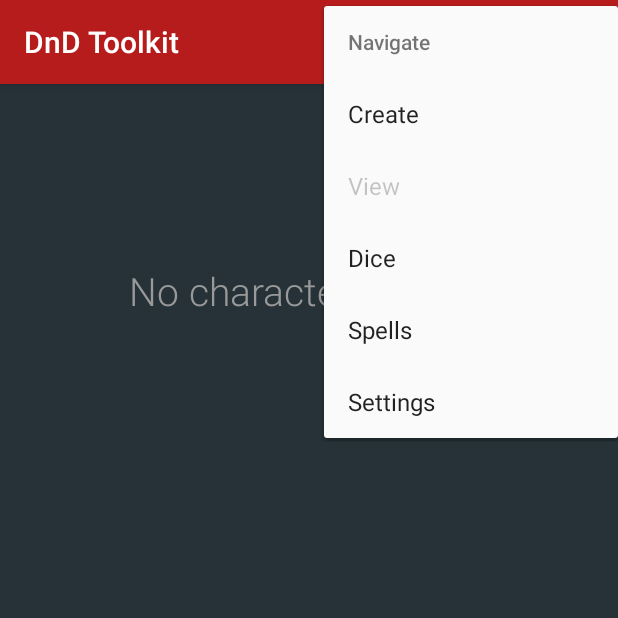
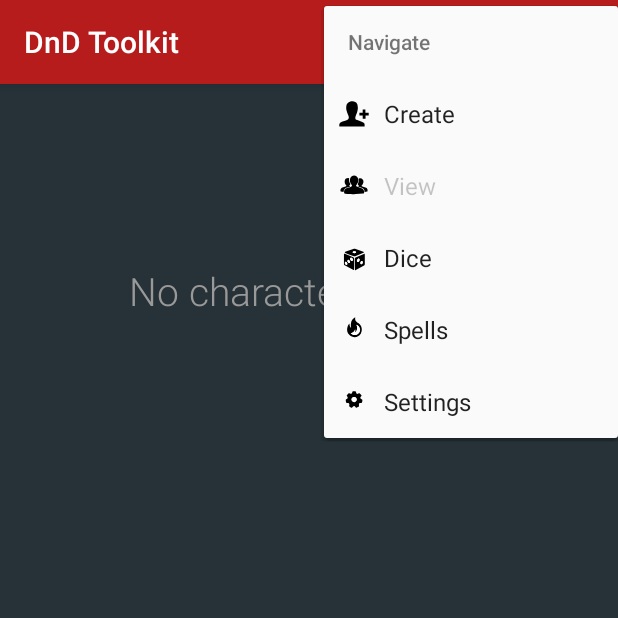
Before and after one commit to MikeLarsenW/DnDApp, an Android app: the CharacterList screen opened directly, with no data from a screen before it, in the options menu, after a tap on "Navigate", on a phone screen of 412 x 824 dp, the top half of it. Run offline under Robolectric (Android 15) with nearby library versions, the phone set to English and light mode, and no system bars; Roboto replaces fonts that are not available here.

Commit message:
Added icons to the navigate menu

```diff
--- /dev/null
+++ b/app/src/main/res/drawable/ic_add_character_icon.xml
@@ -0,0 +1,12 @@
+<vector xmlns:android="http://schemas.android.com/apk/res/android"
+    android:width="24dp"
+    android:height="24dp"
+    android:viewportWidth="24"
+    android:viewportHeight="24">
+  <path
+      android:fillColor="#FF000000"
+      android:pathData="M2.2,19.7c-0.1,-1.9 1.4,-2.3 2.7,-2.8c0.8,-0.3 1.6,-0.6 2.5,-0.9c1.2,-0.4 1.4,-1.6 0.9,-2.8c-0.6,-1.3 -1.1,-2.6 -1.4,-4c-0.2,-0.8 -0.1,-1.7 0,-2.5c0.1,-1.5 1.1,-2.6 2.7,-3c1.9,-0.4 3.8,0 4.6,1.8c0.2,0.5 0.2,1.2 0.3,1.8c0.1,0.5 0.1,1.1 0,1.6c0,0.5 -0.2,1 -0.3,1.4c-0.1,0.5 -0.3,1 -0.5,1.5c-0.2,0.4 -0.4,0.9 -0.5,1.3c-0.1,0.3 -0.3,0.7 -0.3,1c-0.1,1.3 0.1,1.5 1.3,1.9c1.1,0.4 2.3,0.8 3.3,1.3c1.7,0.8 1.6,1 1.6,3.1c-5.6,0 -11.2,0 -16.8,0C2.2,20.2 2.2,20 2.2,19.7z"/>
+  <path
+      android:fillColor="#FF000000"
+      android:pathData="M17.8,11.1c0,-0.8 0,-1.4 0,-2.1c0.6,0 1.2,0 1.8,0c0,0.7 0,1.4 0,2.2c0.7,0 1.4,0 2.2,0c0,0.6 0,1.2 0,1.8c-0.7,0 -1.4,0 -2.1,0c0,0.8 0,1.5 0,2.2c-0.7,0 -1.2,0 -1.9,0c0,-0.7 0,-1.4 0,-2.2c-0.8,0 -1.4,0 -2.2,0c0,-0.6 0,-1.2 0,-1.9C16.4,11.1 17.1,11.1 17.8,11.1z"/>
+</vector>
--- /dev/null
+++ b/app/src/main/res/drawable/ic_dice_icon.xml
@@ -0,0 +1,33 @@
+<vector xmlns:android="http://schemas.android.com/apk/res/android"
+    android:width="24dp"
+    android:height="24dp"
+    android:viewportWidth="24"
+    android:viewportHeight="24">
+  <path
+      android:fillColor="#FF000000"
+      android:pathData="M12.5,16c0,-1.2 0,-2.4 0,-3.5c0,-0.5 0.2,-0.7 0.6,-0.9c1.8,-0.8 3.6,-1.5 5.5,-2.3c0.5,-0.2 0.6,-0.2 0.6,0.4c0,2.1 0,4.3 0,6.4c0,0.4 -0.2,0.7 -0.5,0.9c-1.8,1 -3.7,2 -5.5,3c-0.5,0.3 -0.6,0.2 -0.6,-0.4C12.5,18.3 12.5,17.2 12.5,16zM14.9,12.4c-0.2,0.2 -0.5,0.4 -0.7,0.8c-0.2,0.3 -0.3,0.8 -0.1,1.2c0.2,0.3 0.5,0.3 0.8,0.2c0.5,-0.2 0.9,-0.9 0.9,-1.5C15.7,12.8 15.6,12.5 14.9,12.4zM17.9,14.6c-0.1,-0.1 -0.2,-0.4 -0.3,-0.5c-0.2,-0.1 -0.5,0 -0.7,0.1c-0.5,0.3 -0.7,0.8 -0.6,1.3c0,0.5 0.5,0.8 1,0.5C17.7,15.8 17.9,15.3 17.9,14.6z"/>
+  <path
+      android:fillColor="#FF000000"
+      android:pathData="M12,16c0,1.2 0,2.4 0,3.6c0,0.5 -0.1,0.6 -0.6,0.3c-1.9,-1 -3.8,-2 -5.6,-3c-0.3,-0.2 -0.5,-0.4 -0.5,-0.8c0,-2.2 0,-4.3 0,-6.5c0,-0.5 0.1,-0.6 0.6,-0.4c1.9,0.8 3.7,1.6 5.6,2.3c0.4,0.2 0.5,0.4 0.5,0.8C12,13.6 12,14.8 12,16zM11.4,13.3c-0.1,-0.6 -0.4,-1.1 -0.9,-1.4c-0.5,-0.3 -1,0 -1,0.6c0,0.6 0.2,1 0.7,1.3c0.2,0.1 0.6,0.2 0.8,0.1C11.1,13.9 11.2,13.6 11.4,13.3zM7.5,14c0.3,0.4 0.5,0.8 0.8,1.2c0.1,0.1 0.5,0.2 0.7,0.1c0.2,-0.1 0.4,-0.5 0.3,-0.7c-0.1,-0.4 -0.4,-0.8 -0.6,-1.2c-0.1,-0.2 -0.5,-0.2 -0.7,-0.1C7.8,13.4 7.7,13.7 7.5,14zM7.6,16c-0.1,-0.6 -0.3,-1 -0.8,-1.3c-0.4,-0.3 -0.8,-0.1 -0.9,0.4c-0.1,0.5 0.1,1 0.5,1.3c0.2,0.2 0.6,0.3 0.8,0.2C7.4,16.6 7.5,16.2 7.6,16z"/>
+  <path
+      android:fillColor="#FF000000"
+      android:pathData="M12.3,5.8c0.1,0 0.3,0.1 0.4,0.1c1.8,0.6 3.7,1.3 5.5,1.9c0.2,0.1 0.3,0.2 0.5,0.4c-0.1,0.1 -0.3,0.3 -0.4,0.3c-1.8,0.8 -3.7,1.5 -5.5,2.3c-0.2,0.1 -0.6,0.1 -0.8,0C10,10.1 8.1,9.3 6.2,8.6C6.1,8.5 5.9,8.3 5.8,8.2C5.9,8.1 6,8 6.2,7.9c1.9,-0.7 3.8,-1.4 5.8,-2C12,5.8 12.1,5.8 12.3,5.8zM12.2,8.8c0.3,-0.1 0.6,-0.1 1,-0.3c0.1,0 0.3,-0.2 0.2,-0.3c0,-0.1 -0.1,-0.3 -0.2,-0.4c-0.6,-0.3 -1.3,-0.3 -1.9,0c-0.3,0.2 -0.3,0.5 0,0.7C11.6,8.7 11.9,8.7 12.2,8.8z"/>
+  <path
+      android:pathData="M14.9,12.4c0.6,0 0.8,0.3 0.8,0.7c0.1,0.5 -0.4,1.2 -0.9,1.5c-0.3,0.1 -0.6,0.1 -0.8,-0.2c-0.2,-0.4 -0.2,-0.8 0.1,-1.2C14.4,12.9 14.7,12.6 14.9,12.4z"
+      android:fillColor="#FFFFFF"/>
+  <path
+      android:pathData="M17.9,14.6c0,0.7 -0.3,1.2 -0.7,1.4c-0.5,0.3 -0.9,0.1 -1,-0.5c0,-0.5 0.2,-1 0.6,-1.3c0.2,-0.1 0.5,-0.2 0.7,-0.1C17.8,14.2 17.9,14.5 17.9,14.6z"
+      android:fillColor="#FFFFFF"/>
+  <path
+      android:pathData="M11.4,13.3c-0.2,0.2 -0.3,0.5 -0.5,0.6c-0.2,0.1 -0.6,0 -0.8,-0.1c-0.5,-0.3 -0.7,-0.7 -0.7,-1.3c0,-0.6 0.5,-0.9 1,-0.6C11,12.2 11.3,12.8 11.4,13.3z"
+      android:fillColor="#FFFFFF"/>
+  <path
+      android:pathData="M7.5,14c0.2,-0.3 0.3,-0.6 0.5,-0.7c0.2,-0.1 0.6,0 0.7,0.1c0.3,0.3 0.5,0.8 0.6,1.2c0.1,0.2 -0.1,0.6 -0.3,0.7c-0.2,0.1 -0.6,0 -0.7,-0.1C8,14.9 7.8,14.5 7.5,14z"
+      android:fillColor="#FFFFFF"/>
+  <path
+      android:pathData="M7.6,16c-0.1,0.2 -0.2,0.6 -0.4,0.6c-0.2,0.1 -0.6,0 -0.8,-0.2c-0.4,-0.3 -0.6,-0.8 -0.5,-1.3c0.1,-0.5 0.5,-0.7 0.9,-0.4C7.3,15 7.5,15.4 7.6,16z"
+      android:fillColor="#FFFFFF"/>
+  <path
+      android:pathData="M12.2,8.8c-0.3,-0.1 -0.6,-0.1 -0.9,-0.3c-0.3,-0.2 -0.3,-0.5 0,-0.7c0.6,-0.3 1.3,-0.3 1.9,0c0.1,0.1 0.2,0.2 0.2,0.4c0,0.1 -0.1,0.3 -0.2,0.3C12.8,8.7 12.5,8.7 12.2,8.8z"
+      android:fillColor="#FFFFFF"/>
+</vector>
--- /dev/null
+++ b/app/src/main/res/drawable/ic_settings_icon.xml
@@ -0,0 +1,15 @@
+<vector xmlns:android="http://schemas.android.com/apk/res/android"
+    android:width="24dp"
+    android:height="24dp"
+    android:viewportWidth="24"
+    android:viewportHeight="24">
+  <path
+      android:pathData="M13.6,8.5c1.3,0.4 2.3,1.7 2.3,3.2c0.1,1.7 -1,3.1 -2.4,3.5c-1.5,0.4 -2.8,0.1 -3.7,-1c1.4,-0.3 2.4,-1.2 2.9,-2.5c0,0 0.1,0 0.1,0.1c-0.1,0.6 -0.2,1.3 -0.3,1.9c0.3,0 0.9,-0.7 1.2,-1.3c0.3,-0.6 0.5,-1.3 0.3,-2C14.1,9.7 13.8,9.1 13.6,8.5z"
+      android:fillColor="#FFFFFF"/>
+  <path
+      android:fillColor="#FF000000"
+      android:pathData="M8.7,14.9c0.1,-0.4 0.1,-0.7 0.2,-1.1c0.1,-0.8 -0.3,-1.2 -1.1,-1.2c-1,0 -1,0 -1.2,-1c-0.2,-1.2 -0.2,-1.2 0.8,-1.7c0.4,-0.2 0.5,-0.8 0.3,-1.2C7.7,8.6 7.6,8.4 7.5,8.3C7,7.9 7.1,7.6 7.5,7.2c0.2,-0.1 0.3,-0.3 0.4,-0.5C8.4,6.1 8.5,6 9.3,6.4c0.8,0.4 1.3,0.1 1.5,-0.7c0.2,-0.8 0.2,-0.8 1,-0.8c0.2,0 0.5,0 0.7,0c0.7,0 0.7,0 0.9,0.7c0.1,0.3 0,0.6 0.4,0.8c0.4,0.3 0.7,0.2 1.1,0c0.7,-0.4 0.8,-0.4 1.3,0.3c0.3,0.3 0.6,0.7 0.9,1c-0.2,0.3 -0.4,0.6 -0.6,0.8C16,9.2 16.1,9.7 16.8,10c0.9,0.5 0.9,0.5 0.7,1.6c0,0 0,0.1 0,0.1c-0.2,1 -0.2,1 -1.2,1c-0.8,0 -1.1,0.4 -1,1.2c0,0.1 0,0.2 0,0.3c0.1,0.8 0.1,0.8 -0.7,1.2c-0.3,0.1 -0.5,0.3 -0.8,0.4c-0.1,0 -0.4,0 -0.5,-0.1c-0.2,-0.2 -0.4,-0.4 -0.5,-0.6c-0.5,-0.6 -1.1,-0.4 -1.6,0.1c-0.6,0.7 -0.6,0.7 -1.4,0.4C9.5,15.3 9.1,15.1 8.7,14.9zM13.8,10.4c0,-0.9 -0.8,-1.8 -1.7,-1.7c-1,0 -1.7,0.8 -1.7,1.7c0,0.9 0.9,1.7 1.8,1.7C13,12.1 13.8,11.3 13.8,10.4z"/>
+  <path
+      android:pathData="M13.8,10.4c0,0.9 -0.8,1.7 -1.7,1.7c-0.9,0 -1.8,-0.8 -1.8,-1.7c0,-0.9 0.8,-1.7 1.7,-1.7C13,8.6 13.8,9.5 13.8,10.4z"
+      android:fillColor="#FFFFFF"/>
+</vector>
--- /dev/null
+++ b/app/src/main/res/drawable/ic_spells_icon.xml
@@ -0,0 +1,12 @@
+<vector xmlns:android="http://schemas.android.com/apk/res/android"
+    android:width="24dp"
+    android:height="24dp"
+    android:viewportWidth="24"
+    android:viewportHeight="24">
+  <path
+      android:fillColor="#FF000000"
+      android:pathData="M9,7.7c0,1.1 0.1,2.2 1.1,3c-0.5,-3 -0.1,-5.6 2.7,-7.2c0,0.5 -0.1,1 0,1.5c0.2,1.1 1.1,1.8 2,2.4c2.6,1.7 3,4.9 1.7,7.1c-1.7,2.7 -5.2,3.1 -7.5,0.9C7.3,13.9 7.1,12 7.7,9.9C7.9,9.1 8.3,8.4 9,7.7zM13.6,8.5c0.2,0.6 0.5,1.2 0.6,1.8c0.1,0.7 0,1.3 -0.3,2c-0.3,0.6 -0.9,1.3 -1.2,1.3c0.1,-0.6 0.2,-1.2 0.3,-1.9c0,0 -0.1,0 -0.1,-0.1c-0.5,1.4 -1.5,2.2 -2.9,2.5c0.9,1 2.1,1.4 3.7,1c1.4,-0.4 2.5,-1.8 2.4,-3.5C15.9,10.3 14.9,8.9 13.6,8.5z"/>
+  <path
+      android:pathData="M13.6,8.5c1.3,0.4 2.3,1.7 2.3,3.2c0.1,1.7 -1,3.1 -2.4,3.5c-1.5,0.4 -2.8,0.1 -3.7,-1c1.4,-0.3 2.4,-1.2 2.9,-2.5c0,0 0.1,0 0.1,0.1c-0.1,0.6 -0.2,1.3 -0.3,1.9c0.3,0 0.9,-0.7 1.2,-1.3c0.3,-0.6 0.5,-1.3 0.3,-2C14.1,9.7 13.8,9.1 13.6,8.5z"
+      android:fillColor="#FFFFFF"/>
+</vector>
--- /dev/null
+++ b/app/src/main/res/drawable/ic_view_character_icon.xml
@@ -0,0 +1,15 @@
+<vector xmlns:android="http://schemas.android.com/apk/res/android"
+    android:width="24dp"
+    android:height="24dp"
+    android:viewportWidth="24"
+    android:viewportHeight="24">
+  <path
+      android:fillColor="#FF000000"
+      android:pathData="M10.8,17.5c-0.6,0 -1.1,-0.1 -1.7,-0.1c-1,-0.1 -1.9,-0.1 -2.9,-0.3C5.4,17 5.4,17 5.4,16.2c0,-0.7 0,-1.3 0.4,-1.9c0.6,-0.8 1.5,-1 2.4,-1.2c0.7,-0.2 1.4,-0.5 2.1,-0.8c0.5,-0.2 0.5,-0.5 0.2,-0.9c-1.1,-1.4 -1.6,-2.9 -1,-4.6c0.5,-1.3 2.4,-2.4 3.9,-1.4c1.7,1.1 1.8,3 1.2,4.3c-0.3,0.7 -0.8,1.4 -1.3,2.2c0.1,0.1 0.4,0.4 0.6,0.5c1.2,0.4 2.3,0.8 3.5,1.2c1,0.4 1.7,2 1.3,3c-0.1,0.2 -0.4,0.4 -0.7,0.4c-1.6,0.1 -3.2,0.2 -4.8,0.4c-0.3,0 -0.6,0.1 -0.9,0.1C11.8,17.5 11.3,17.5 10.8,17.5z"/>
+  <path
+      android:fillColor="#FF000000"
+      android:pathData="M15.1,7.1c1.8,-0.8 3.4,0.6 3.2,2.3c-0.1,0.9 -0.6,1.9 -1.3,2.5c0.2,0.2 0.4,0.4 0.6,0.5c0.6,0.3 1.3,0.5 2,0.6c1.4,0.3 1.6,1.5 1.4,2.5c0,0.1 -0.1,0.2 -0.2,0.2c-0.6,0.1 -1.1,0.2 -1.7,0.3c0,-0.2 -0.1,-0.3 -0.1,-0.4c0.2,-1.4 -1.2,-2.4 -2.4,-2.6c-0.6,-0.1 -1.2,-0.3 -1.9,-0.6c0.5,-0.3 0.7,-0.6 0.2,-1c-0.2,-0.1 -0.3,-0.4 -0.4,-0.6C15,9.6 15.4,8.4 15.1,7.1z"/>
+  <path
+      android:fillColor="#FF000000"
+      android:pathData="M8.8,11.9c0.2,0.2 0.4,0.4 0.6,0.6C8.7,12.7 8,12.9 7.4,13C6,13.4 5.2,14.2 5,16c-0.6,-0.1 -1.2,-0.2 -1.8,-0.3c-0.1,0 -0.2,-0.2 -0.2,-0.3c-0.3,-0.9 0.4,-2.1 1.3,-2.4c0.7,-0.2 1.4,-0.4 2.1,-0.7c0.2,-0.1 0.4,-0.3 0.6,-0.5c-1,-1.1 -1.5,-2.3 -1.1,-3.7c0.3,-1 1.7,-1.7 2.7,-1.3c0.1,0 0.2,0.3 0.2,0.4c-0.3,1 0,1.9 0.4,2.8C9.7,11 9.6,11.1 8.8,11.9z"/>
+</vector>
--- a/app/src/main/res/menu/navigation.xml
+++ b/app/src/main/res/menu/navigation.xml
@@ -7,19 +7,24 @@
         <menu>
             <item
                 android:title="Create"
-                android:id="@+id/menu_create" />
+                android:id="@+id/menu_create"
+                android:icon="@drawable/ic_add_character_icon"/>
             <item
                 android:title="View"
-                android:id="@+id/menu_view" />
+                android:id="@+id/menu_view"
+                android:icon="@drawable/ic_view_character_icon"/>
             <item
                 android:title="Dice"
-                android:id="@+id/menu_dice"/>
+                android:id="@+id/menu_dice"
+                android:icon="@drawable/ic_dice_icon"/>
             <item
                 android:title="Spells"
-                android:id="@+id/menu_spells"/>
+                android:id="@+id/menu_spells"
+                android:icon="@drawable/ic_spells_icon"/>
             <item
                 android:title="Settings"
-                android:id="@+id/menu_settings"/>
+                android:id="@+id/menu_settings"
+                android:icon="@drawable/ic_settings_icon"/>
         </menu>
 
     </item>
```
